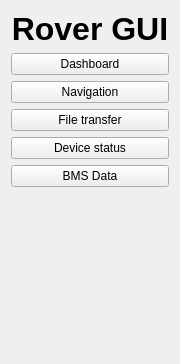
Qt form rover_gui/ui/ui/SideBar.ui (robotique-udes/rover) before a commit; both pictures show x 0 to 180 and y 0 to 364 of the 180 by 794 pixel window.
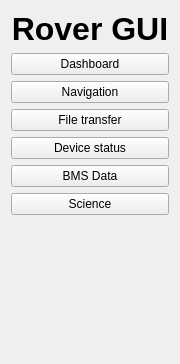
The same form after that commit.

Commit message: Implement science module with ROS integration and enhancements (#313)

```diff
--- a/rover_gui/ui/ui/SideBar.ui
+++ b/rover_gui/ui/ui/SideBar.ui
@@ -80,6 +80,13 @@
        </property>
       </widget>
      </item>
+     <item>
+      <widget class="QPushButton" name="pb_science">
+       <property name="text">
+        <string>Science</string>
+       </property>
+      </widget>
+     </item>
      <item>
       <spacer name="verticalSpacer">
        <property name="orientation">
```
The commit also changes 44 other files.
